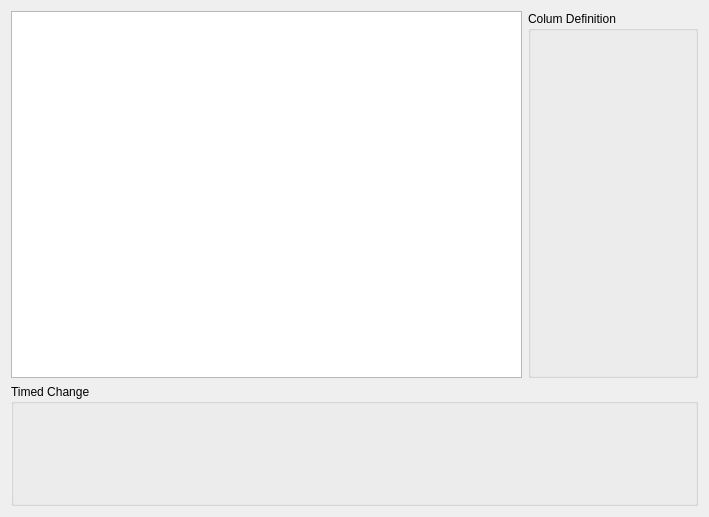
Qt form src/fort/studio/widget/UserDataWidget.ui (formicidae-tracker/studio) before a commit.
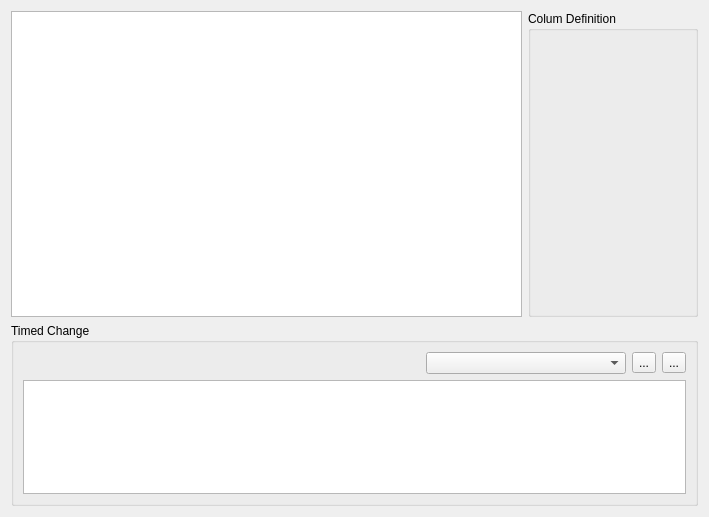
The same form after that commit. Icons and pictures are not drawn. Custom widgets are drawn as their Qt base class.

Patch:
```diff
--- a/src/fort/studio/widget/UserDataWidget.ui
+++ b/src/fort/studio/widget/UserDataWidget.ui
@@ -37,7 +37,7 @@
      <property name="sizePolicy">
       <sizepolicy hsizetype="Expanding" vsizetype="Expanding">
        <horstretch>3</horstretch>
-       <verstretch>3</verstretch>
+       <verstretch>5</verstretch>
       </sizepolicy>
      </property>
      <attribute name="verticalHeaderVisible">
@@ -50,12 +50,91 @@
      <property name="sizePolicy">
       <sizepolicy hsizetype="Preferred" vsizetype="Preferred">
        <horstretch>0</horstretch>
-       <verstretch>1</verstretch>
+       <verstretch>3</verstretch>
       </sizepolicy>
      </property>
      <property name="title">
       <string>Timed Change</string>
      </property>
+     <layout class="QVBoxLayout" name="verticalLayout_2">
+      <item>
+       <layout class="QHBoxLayout" name="horizontalLayout">
+        <item>
+         <spacer name="horizontalSpacer">
+          <property name="orientation">
+           <enum>Qt::Horizontal</enum>
+          </property>
+          <property name="sizeHint" stdset="0">
+           <size>
+            <width>40</width>
+            <height>20</height>
+           </size>
+          </property>
+         </spacer>
+        </item>
+        <item>
+         <widget class="QComboBox" name="comboBox">
+          <property name="sizePolicy">
+           <sizepolicy hsizetype="Preferred" vsizetype="Fixed">
+            <horstretch>0</horstretch>
+            <verstretch>0</verstretch>
+           </sizepolicy>
+          </property>
+          <property name="minimumSize">
+           <size>
+            <width>200</width>
+            <height>0</height>
+           </size>
+          </property>
+          <property name="currentIndex">
+           <number>-1</number>
+          </property>
+         </widget>
+        </item>
+        <item>
+         <widget class="QToolButton" name="addButton">
+          <property name="sizePolicy">
+           <sizepolicy hsizetype="Fixed" vsizetype="Fixed">
+            <horstretch>1</horstretch>
+            <verstretch>0</verstretch>
+           </sizepolicy>
+          </property>
+          <property name="text">
+           <string>...</string>
+          </property>
+          <property name="icon">
+           <iconset theme="list-add">
+            <normaloff>.</normaloff>.</iconset>
+          </property>
+         </widget>
+        </item>
+        <item>
+         <widget class="QToolButton" name="removeButton">
+          <property name="sizePolicy">
+           <sizepolicy hsizetype="Fixed" vsizetype="Fixed">
+            <horstretch>1</horstretch>
+            <verstretch>0</verstretch>
+           </sizepolicy>
+          </property>
+          <property name="text">
+           <string>...</string>
+          </property>
+          <property name="icon">
+           <iconset theme="list-remove">
+            <normaloff>.</normaloff>.</iconset>
+          </property>
+         </widget>
+        </item>
+       </layout>
+      </item>
+      <item>
+       <widget class="QTableView" name="timeView">
+        <attribute name="verticalHeaderVisible">
+         <bool>false</bool>
+        </attribute>
+       </widget>
+      </item>
+     </layout>
     </widget>
    </item>
   </layout>
```
Left out of the diff: 4 changed lines with no effect on the pictures.
